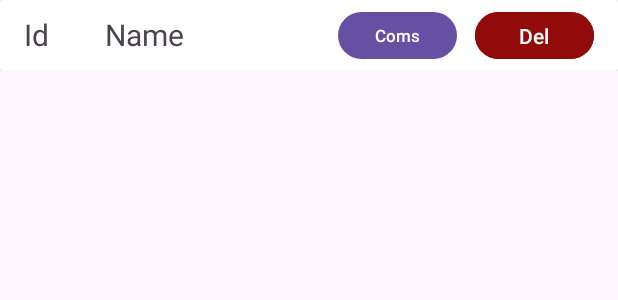
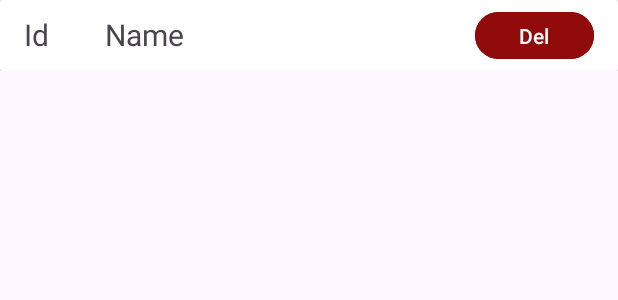
Before and after one commit to AlexandrePellereau/Championpedia, an Android app: the layout user_row.xml on its own in the app's theme, with its tools: preview values and no code run, on a phone screen of 412 x 824 dp. Shown: the top 300 px of the screen. Run offline under Robolectric (Android 15) with nearby library versions, the light colour scheme and no system bars.

Commit message:
hide useless button

```diff
--- a/app/src/main/java/com/alexpell/championpedia/DB/AppDataBase.java
+++ b/app/src/main/java/com/alexpell/championpedia/DB/AppDataBase.java
@@ -1,6 +1,7 @@
 package com.alexpell.championpedia.DB;
 
 import android.content.Context;
+import android.util.Log;
 
 import androidx.annotation.NonNull;
 import androidx.room.Database;
@@ -42,8 +43,10 @@ public abstract class AppDataBase extends RoomDatabase {
         @Override
         public void onCreate(@NonNull SupportSQLiteDatabase db) {
             super.onCreate(db);
+            Log.d("AppDataBase", "onCreate: ");
             try {
                 Initialise.initialiseDB(ContextProvider.getContext());
+                Log.d("AppDataBase", "onCreate: DB initialised");
             } catch (Exception e) {
                 throw new RuntimeException(e);
             }
--- a/app/src/main/java/com/alexpell/championpedia/champion/ChampionActivity.java
+++ b/app/src/main/java/com/alexpell/championpedia/champion/ChampionActivity.java
@@ -42,8 +42,8 @@ public class ChampionActivity extends AppCompatActivity {
         Log.d("ChampionActivity", "onCreate: "+championName);
         champion = allDAO.getChampionByName(championName);
         Log.d("ChampionActivity", "onCreate: "+champion);
-        Log.d("ChampionActivity", "onCreate: "+champion.getName());
-        Toast.makeText(this, champion.getName(), Toast.LENGTH_SHORT).show();
+        //Log.d("ChampionActivity", "onCreate: "+champion.getName());
+        //Toast.makeText(this, champion.getName(), Toast.LENGTH_SHORT).show();
 
 
         int resourceId = getResources().getIdentifier(championName, "drawable", getPackageName());
--- a/app/src/main/res/layout/user_row.xml
+++ b/app/src/main/res/layout/user_row.xml
@@ -44,6 +44,7 @@
                 android:layout_height="39dp"
                 android:text="@string/coms"
                 android:textSize="11sp"
+                android:visibility="gone"
                 app:layout_constraintBottom_toBottomOf="parent"
                 app:layout_constraintEnd_toEndOf="parent"
                 app:layout_constraintHorizontal_bias="0.677"
```
